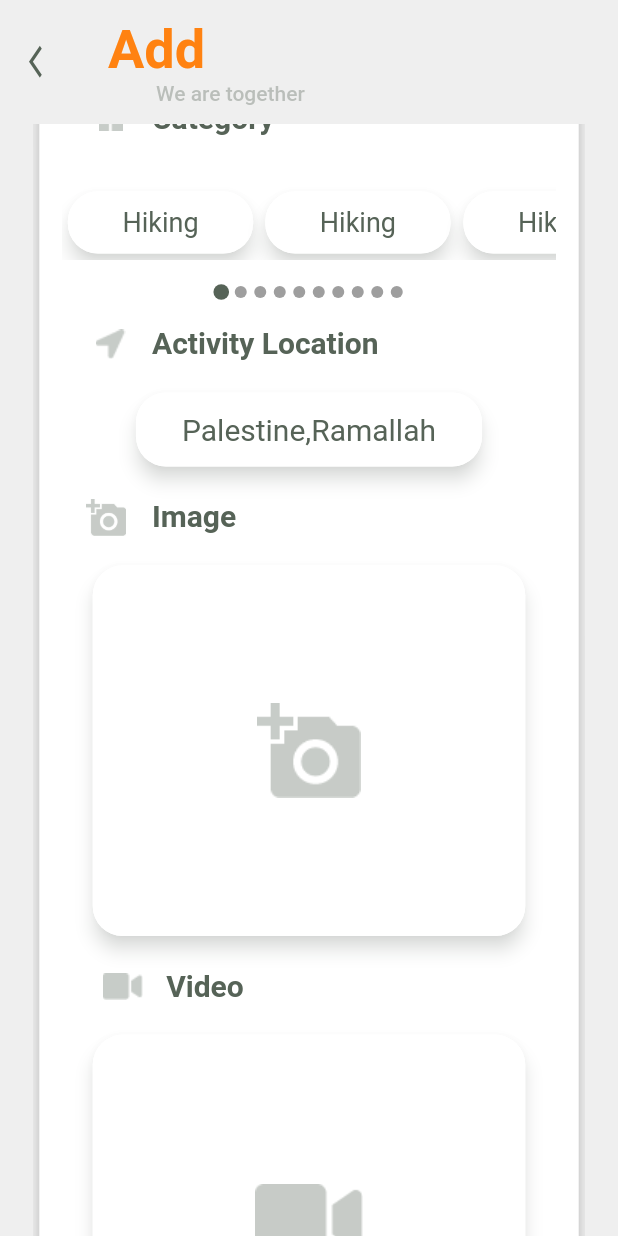
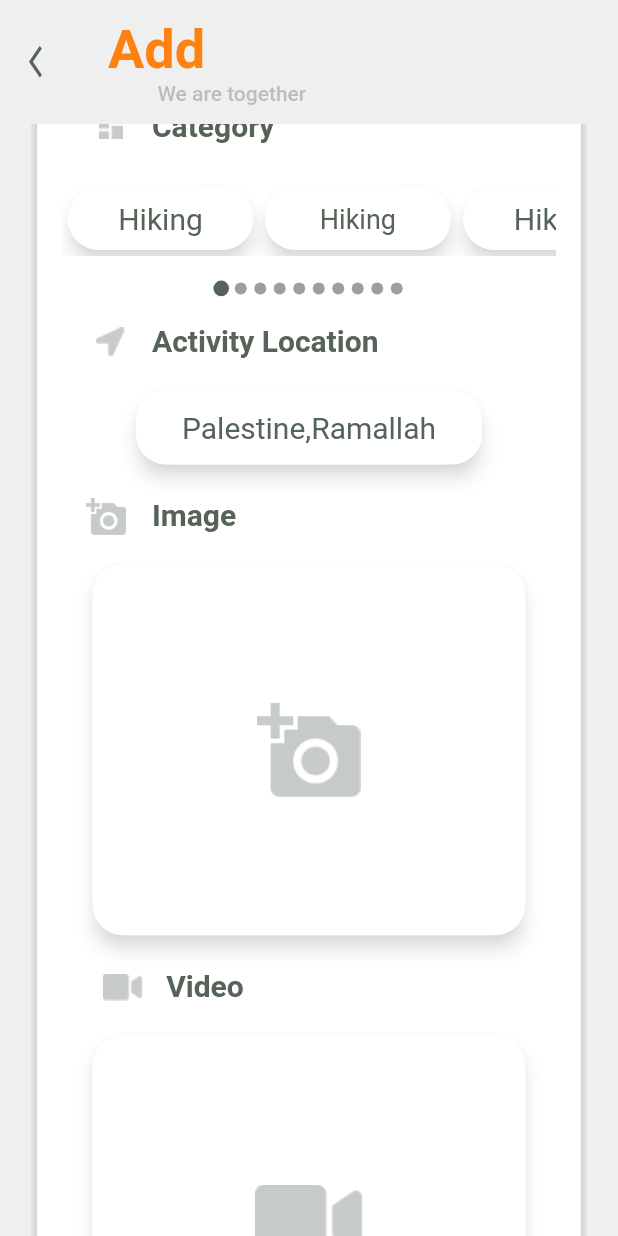
Before and after one commit to Saleh-h-m-abbas/acthub, a Flutter app: the AddActivity screen opened by its route, scrolled down 576 dp, on a phone screen of 412 x 824 dp. Run offline on Flutter 3.47's test engine with Material 2 defaults, Android fonts, the phone set to English and light mode, and no system bars; drawn by our look-alikes of auto_size_text, smooth_page_indicator; our stand-ins replace carousel_slider, flutter_local_notifications, flutter_signin_button, flutter_svg, geolocator, getwidget and 5 more; missing offline and left inert: currency_picker, geocoder, list_tile_switch, translator; accounts and stored records are empty; network calls fail; project files that could hold a hidden picture were left out.

Commit message:
UPDATE DESIGN PRE FINAL  COMBINED

```diff
--- a/lib/Screens/ActivityPage.dart
+++ b/lib/Screens/ActivityPage.dart
@@ -65,9 +65,7 @@ class _ActivityPageState extends State<ActivityPage> {
 
   @override
   Widget build(BuildContext context) {
-    return SafeArea(
-      child: pageLayout(context),
-    );
+    return pageLayout(context);
   }
 
   Widget textCardForPortraitLayout(BuildContext context) {
--- a/lib/Screens/Management/ManagementPage.dart
+++ b/lib/Screens/Management/ManagementPage.dart
@@ -21,8 +21,9 @@ double allHeight(BuildContext context){
 }
 double allWidth(BuildContext context){
   return MediaQuery.of(context).size.height>MediaQuery.of(context).size.width?
-  MediaQuery.of(context).size.width:MediaQuery.of(context).size.width*0.85;
+  MediaQuery.of(context).size.width:MediaQuery.of(context).size.width;
 }
+
 class _ManagementPageState extends State<ManagementPage> {
   @override
   Widget build(BuildContext context) {
@@ -32,7 +33,7 @@ class _ManagementPageState extends State<ManagementPage> {
           return new Future.value(false);
         },
         child: MaterialApp(
-          home: guestPage()
+          home: userPage()
         ));
   }
   Widget guestPage() {
--- a/lib/Screens/Management/Nested/AddActivity.dart
+++ b/lib/Screens/Management/Nested/AddActivity.dart
@@ -38,7 +38,7 @@ class _AddActivityState extends State<AddActivity> {
                   color: Palette.orange),
             ),
             Padding(
-              padding: const EdgeInsets.only(left: 32.0),
+              padding:  EdgeInsets.only(left: allHeight*0.04),
               child: AutoSizeText(
                 'We are together',
                 style: TextStyle(
@@ -62,11 +62,10 @@ class _AddActivityState extends State<AddActivity> {
               ),
               onPressed: () => Navigator.pop(context),
             ),
+
           ),
         ),
-
         backgroundColor: Palette.scaffold,
-
         toolbarHeight: allHeight*0.1,
       ),
       body: sPAdd(context),
@@ -92,21 +91,21 @@ class _AddActivityState extends State<AddActivity> {
             alignment: Alignment.bottomCenter,
             children: [
               Padding(
-                padding: const EdgeInsets.only(bottom:15 ),
+                padding: EdgeInsets.only(bottom:allHeight*0.035),
                 child: Card(
                   shape: RoundedRectangleBorder(
                     borderRadius: BorderRadius.circular(20),
                   ),
                   elevation: 5,
                   child: Padding(
-                    padding: const EdgeInsets.all(15.0),
+                    padding:  EdgeInsets.all(allHeight*0.02),
                     child: Container(
                       height: allHeight*1.8,
                       width: allWidth*0.8,
-                      decoration: const BoxDecoration(
+                      decoration:  BoxDecoration(
                         color: Palette.white,
                         borderRadius: BorderRadius.all(
-                          Radius.circular(20),
+                          Radius.circular(allHeight*0.03),
                         ),
                       ),
 
@@ -142,10 +141,10 @@ class _AddActivityState extends State<AddActivity> {
                                 child: Container(
                                     height: allHeight*0.06,
                                     width: allWidth*0.8,
-                                    decoration: const BoxDecoration(
+                                    decoration: BoxDecoration(
                                       color: Palette.white,
                                       borderRadius: BorderRadius.all(
-                                        Radius.circular(20),
+                                        Radius.circular(allHeight*0.03),
                                       ),
                                     ),
                                     child:TextField(
@@ -215,29 +214,28 @@ class _AddActivityState extends State<AddActivity> {
                                 child: Container(
                                     height: allHeight*0.12,
                                     width: allWidth*0.8,
-                                    decoration: const BoxDecoration(
+                                    decoration: BoxDecoration(
                                       color: Palette.white,
                                       borderRadius: BorderRadius.all(
-                                        Radius.circular(20),
+                                        Radius.circular(allHeight*0.03),
                                       ),
                                     ),
                                     child:TextField(
-                                      cursorWidth: 2,
+                                      cursorWidth: allWidth*0.01,
                                       cursorHeight:
                                       allHeight * 0.03,
                                       cursorColor: Colors.black,
                                       decoration: InputDecoration(
-
                                         enabledBorder: OutlineInputBorder(
                                           borderSide: BorderSide(color: Colors.white),
                                           borderRadius: BorderRadius.all(
-                                            Radius.circular(30),
+                                            Radius.circular(allHeight*0.03),
                                           ),
                                         ),
                                         //to put border color white when the textfiled not clicked
                                         focusedBorder: OutlineInputBorder(
                                           borderRadius: BorderRadius.all(
-                                            Radius.circular(30),
+                                            Radius.circular(allHeight*0.03),
                                           ),
                                           borderSide: BorderSide(color: Colors.white),
                                         ),
@@ -282,14 +280,14 @@ class _AddActivityState extends State<AddActivity> {
                                   child: Container(
                                       height: allHeight*0.06,
                                       width: allWidth*0.4,
-                                      decoration: const BoxDecoration(
+                                      decoration:  BoxDecoration(
                                         color: Palette.white,
                                         borderRadius: BorderRadius.all(
-                                          Radius.circular(20),
+                                          Radius.circular(allHeight*0.03),
                                         ),
                                       ),
                                       child:TextField(
-                                        cursorWidth: 2,
+                                        cursorWidth: allHeight*0.01,
                                         cursorHeight:
                                         allHeight * 0.03,
                                         cursorColor: Colors.black,
@@ -313,8 +311,8 @@ class _AddActivityState extends State<AddActivity> {
                                               fontSize: 19,
                                             ),
                                             suffixIcon: Padding(
-                                              padding: const EdgeInsets.only(top:10.0,left: 15),
-                                              child: Text(  '\$',
+                                              padding: EdgeInsets.only(top:allHeight*0.012,left: allHeight*0.01),
+                                              child: AutoSizeText(  '\$',
                                                 style: TextStyle(
                                                     color: Palette.orange,
                                                     fontSize: 25
@@ -357,7 +355,7 @@ class _AddActivityState extends State<AddActivity> {
                                     crossAxisAlignment: CrossAxisAlignment.start,
                                     children: [
                                       Padding(
-                                        padding: const EdgeInsets.only(left:12.0),
+                                        padding: EdgeInsets.only(left:allHeight*0.015),
                                         child: Text('Start Date'),
                                       ),
                                       Card(
@@ -368,11 +366,11 @@ class _AddActivityState extends State<AddActivity> {
                                         elevation: 5,
                                         child: Container(
                                           height: allHeight*0.06,
-                                          width: allWidth*0.38,
-                                          decoration: const BoxDecoration(
+                                          width: allWidth*0.37,
+                                          decoration: BoxDecoration(
                                             color: Palette.white,
                                             borderRadius: BorderRadius.all(
-                                              Radius.circular(20),
+                                              Radius.circular(allHeight*0.025),
                                             ),
                                           ),
                                           child:FlatButton(
@@ -395,7 +393,7 @@ class _AddActivityState extends State<AddActivity> {
                                                         ),
                                                       ),
                                                       WidgetSpan(
-                                                        child: SizedBox(width: 10),
+                                                        child: SizedBox(width: allHeight*0.01),
                                                       ),
 
                                                     ],
@@ -411,7 +409,7 @@ class _AddActivityState extends State<AddActivity> {
                                     crossAxisAlignment: CrossAxisAlignment.start,
                                     children: [
                                       Padding(
-                                        padding: const EdgeInsets.only(left:12.0),
+                                        padding: EdgeInsets.only(left:allHeight*0.015),
                                         child: Text('End Date'),
                                       ),
                                       Card(
@@ -422,11 +420,11 @@ class _AddActivityState extends State<AddActivity> {
                                         elevation: 5,
                                         child: Container(
                                           height: allHeight*0.06,
-                                          width: allWidth*0.38,
-                                          decoration: const BoxDecoration(
+                                          width: allWidth*0.36,
+                                          decoration:  BoxDecoration(
                                             color: Palette.white,
                                             borderRadius: BorderRadius.all(
-                                              Radius.circular(20),
+                                              Radius.circular(allHeight*0.03),
                                             ),
                                           ),
                                           child:FlatButton(
@@ -449,7 +447,7 @@ class _AddActivityState extends State<AddActivity> {
                                                         ),
                                                       ),
                                                       WidgetSpan(
-                                                        child: SizedBox(width: 10),
+                                                        child: SizedBox(width: allHeight*0.01),
                                                       ),
 
                                                     ],
@@ -516,10 +514,10 @@ class _AddActivityState extends State<AddActivity> {
                                 child: Container(
                                     height: allHeight*0.06,
                                     width: allWidth*0.56,
-                                    decoration: const BoxDecoration(
+                                    decoration: BoxDecoration(
                                       color: Palette.white,
                                       borderRadius: BorderRadius.all(
-                                        Radius.circular(20),
+                                        Radius.circular(allHeight*0.03),
                                       ),
                                     ),
                                     child:Center(child: AutoSizeText('Palestine,Ramallah',
@@ -563,10 +561,10 @@ class _AddActivityState extends State<AddActivity> {
                                 child: Container(
                                     height: allHeight*0.3,
                                     width: allWidth*0.7,
-                                    decoration: const BoxDecoration(
+                                    decoration:  BoxDecoration(
                                       color: Palette.white,
                                       borderRadius: BorderRadius.all(
-                                        Radius.circular(20),
+                                        Radius.circular(allHeight*0.03),
                                       ),
                                     ),
                                     child:Center(child:
@@ -605,10 +603,10 @@ class _AddActivityState extends State<AddActivity> {
                                 child: Container(
                                     height: allHeight*0.3,
                                     width: allWidth*0.7,
-                                    decoration: const BoxDecoration(
+                                    decoration:BoxDecoration(
                                       color: Palette.white,
                                       borderRadius: BorderRadius.all(
-                                        Radius.circular(20),
+                                        Radius.circular(allHeight*0.03),
                                       ),
                                     ),
                                     child:Center(child:
@@ -634,16 +632,16 @@ class _AddActivityState extends State<AddActivity> {
               Positioned(
                 bottom: -8,
                 child: Padding(
-                  padding: const EdgeInsets.only(bottom:8.0),
+                  padding: EdgeInsets.only(bottom:allHeight*0.01),
                   child: GestureDetector(
                     child: Card(
                       shape: RoundedRectangleBorder(
-                        borderRadius: BorderRadius.circular(10),
+                        borderRadius: BorderRadius.circular(allHeight*0.01),
                       ),
                       elevation: 5,
                       child: Container(
-                        height: 60,
-                        width: 140,
+                        height: allHeight*0.08,
+                        width: allHeight*0.2,
                         decoration: BoxDecoration(
 
                           shape: BoxShape.rectangle,
@@ -745,7 +743,7 @@ class _AddActivityState extends State<AddActivity> {
                                       ),
                                     ),
                                     child:TextField(
-                                      cursorWidth: 2,
+                                      cursorWidth: allHeight*0.01,
                                       cursorHeight:
                                       allHeight * 0.03,
                                       cursorColor: Colors.black,
@@ -818,7 +816,7 @@ class _AddActivityState extends State<AddActivity> {
                                       ),
                                     ),
                                     child:TextField(
-                                      cursorWidth: 2,
+                                      cursorWidth: allHeight*0.01,
                                       cursorHeight:
                                       allHeight * 0.03,
                                       cursorColor: Colors.black,
@@ -1004,7 +1002,7 @@ class _AddActivityState extends State<AddActivity> {
       child: Column(
         mainAxisAlignment: MainAxisAlignment.center,
         children: <Widget>[
-          SizedBox(height: 16),
+          SizedBox(height: allHeight*0.01),
           Container(
             height: allHeight*0.06,
             width: allWidth*0.8,
@@ -1020,21 +1018,21 @@ class _AddActivityState extends State<AddActivity> {
                     children: [
                       Card(
                         shape: RoundedRectangleBorder(
-                          borderRadius: BorderRadius.circular(20),
+                          borderRadius: BorderRadius.circular(allHeight*0.03),
                         ),
                         shadowColor: isPressed?Palette.orange:Palette.actHubGreen.withOpacity(0.33),
                         elevation: 5,
                         child: Container(
                             height: allHeight*0.06,
                             width: allWidth*0.3,
-                            decoration: const BoxDecoration(
+                            decoration: BoxDecoration(
                               color: Palette.white,
                               borderRadius: BorderRadius.all(
-                                Radius.circular(20),
+                                Radius.circular(allHeight*0.03),
                               ),
                             ),
                             child:Center(child: Padding(
-                              padding: const EdgeInsets.all(10.0),
+                              padding:  EdgeInsets.all(allHeight*0.003),
                               child: AutoSizeText('Hiking',
                                 style: TextStyle(
                                     color: Palette.actHubGreen,
--- a/lib/Screens/Notification/NotificationPage.dart
+++ b/lib/Screens/Notification/NotificationPage.dart
@@ -192,12 +192,13 @@ class _NotificationPageState extends State<NotificationPage> {
                                         Padding(
                                           padding:  EdgeInsets.all(allHeight(context)*0.01,),
                                           child: Container(
-                                          height: allHeight(context)*0.07,
-                                          width:allHeight(context)*0.35,
+                                            height: allHeight(context)*0.15,
+                                            width:allWidth(context)*0.6,
                                             child: Center(
                                               child: AutoSizeText(
                                                 'You Have some trips near you , check them now! ',
                                                 textAlign: TextAlign.start,
+                                                maxLines: 3,
                                                 overflow: TextOverflow.visible,
                                                 style: TextStyle(
                                                   fontSize: 15,
--- a/lib/main.dart
+++ b/lib/main.dart
@@ -33,16 +33,12 @@ void main() {
   runApp(MyApp());
 }
 
-
-
-
-
 class MyApp extends StatelessWidget {
   @override
   Widget build(BuildContext context) {
     return MaterialApp(
       debugShowCheckedModeBanner: false,
-      initialRoute:NavigationPage.id,
+      initialRoute:AddActivity.id,
       routes: {
         LandingPage.id: (context) => LandingPage(),
         EnableLocation.id: (context) => EnableLocation(),
--- a/pubspec.yaml
+++ b/pubspec.yaml
@@ -91,13 +91,13 @@ flutter:
   # fonts:
   #   - family: Schyler
   #     fonts:
-  #       - asset: fonts/Schyler-Regular.ttf
+  #       - asset: fonts/Segoe.ttf
   #       - asset: fonts/Schyler-Italic.ttf
   #         style: italic
   #   - family: Trajan Pro
   #     fonts:
-  #       - asset: fonts/TrajanPro.ttf
-  #       - asset: fonts/TrajanPro_Bold.ttf
+  #       - asset: Fonts/arial.ttf
+  #
   #         weight: 700
   #
   # For details regarding fonts from package dependencies,
```
Also changed, not shown: lib/Screens/Profile/Nested/AboutUsScreen.dart (+47 -56 lines), lib/Screens/Profile/Nested/ContactUsPage.dart (+13 -2 lines), lib/Screens/Profile/Nested/PackagesScreen.dart (+47 -46 lines), lib/Screens/Profile/ProfilePage.dart (+121 -110 lines). Lines whose indentation alone changed are shown as unchanged.
